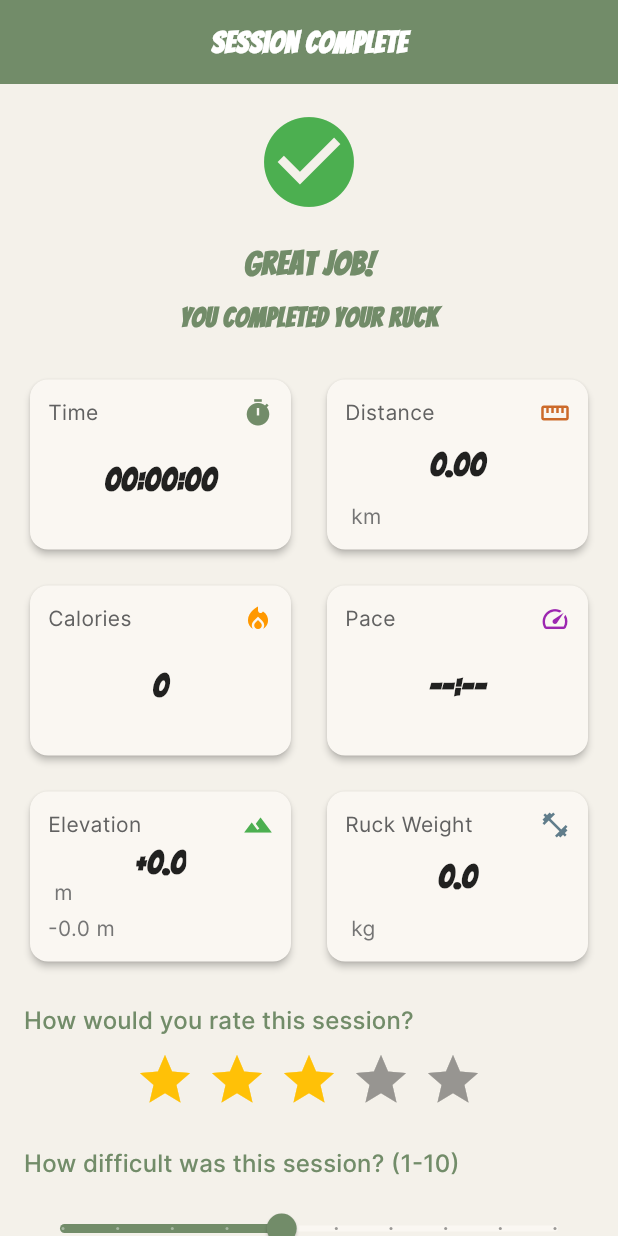
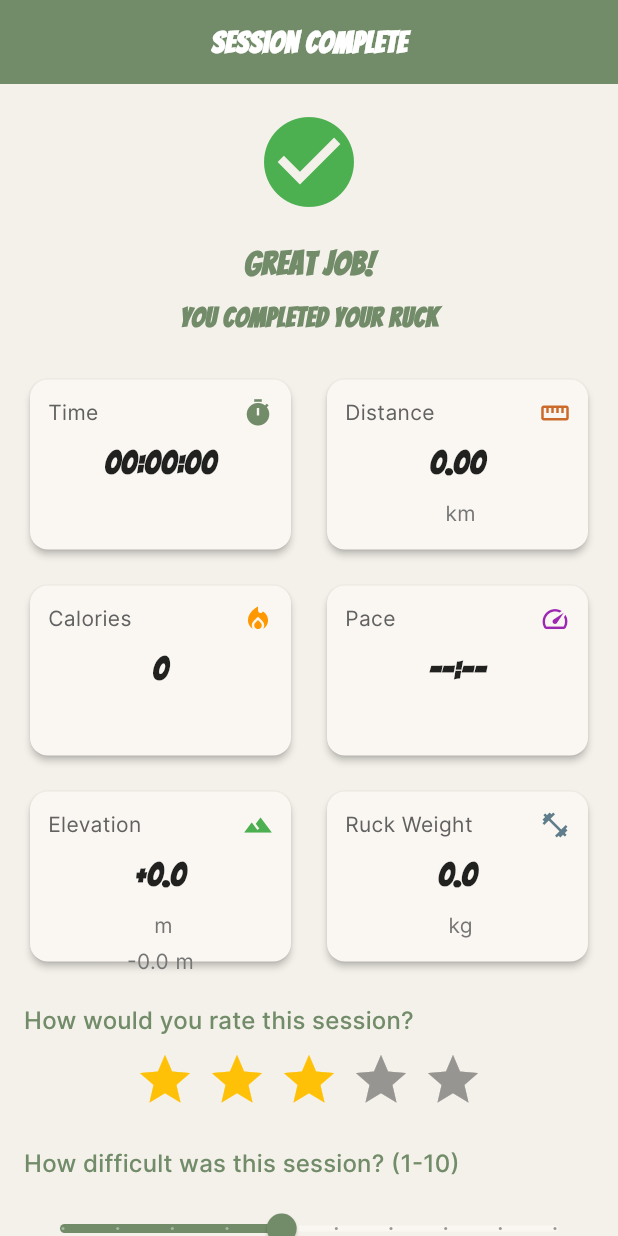
Before and after one commit to orourkera/go-ruck-yourself, a Flutter app: the SessionCompleteScreen screen opened directly with empty values, on a phone screen of 412 x 824 dp. Run offline on Flutter 3.47's test engine with Material 3 defaults, Android fonts, the phone set to English and light mode, and no system bars; drawn by our look-alikes of flutter_rating_bar; our stand-ins replace bloc, dio, equatable, firebase_analytics, firebase_core, flutter_bloc and 5 more; accounts and stored records are empty; network calls fail.

```diff
--- a/rucking_app/lib/app.dart
+++ b/rucking_app/lib/app.dart
@@ -2,7 +2,7 @@ import 'package:flutter/material.dart';
 import 'package:flutter_bloc/flutter_bloc.dart';
 import 'package:rucking_app/core/services/service_locator.dart';
 import 'package:rucking_app/features/auth/presentation/bloc/auth_bloc.dart';
-import 'package:rucking_app/features/auth/presentation/screens/splash_screen.dart';
+import 'package:rucking_app/features/splash/presentation/screens/splash_screen.dart';
 import 'package:rucking_app/shared/theme/app_theme.dart';
 
 /// Main application widget
--- a/rucking_app/lib/features/auth/presentation/screens/login_screen.dart
+++ b/rucking_app/lib/features/auth/presentation/screens/login_screen.dart
@@ -113,6 +113,10 @@ class _LoginScreenState extends State<LoginScreen> {
                     hint: 'Enter your email',
                     keyboardType: TextInputType.emailAddress,
                     prefixIcon: Icons.email_outlined,
+                    textInputAction: TextInputAction.next,
+                    onFieldSubmitted: (_) {
+                      FocusScope.of(context).nextFocus();
+                    },
                     validator: (value) {
                       if (value == null || value.isEmpty) {
                         return 'Please enter your email';
@@ -145,6 +149,8 @@ class _LoginScreenState extends State<LoginScreen> {
                         });
                       },
                     ),
+                    textInputAction: TextInputAction.done,
+                    onFieldSubmitted: (_) => _login(),
                     validator: (value) {
                       if (value == null || value.isEmpty) {
                         return 'Please enter your password';
--- a/rucking_app/lib/features/ruck_session/presentation/screens/active_session_screen.dart
+++ b/rucking_app/lib/features/ruck_session/presentation/screens/active_session_screen.dart
@@ -98,11 +98,7 @@ class _ActiveSessionScreenState extends State<ActiveSessionScreen> with WidgetsB
 
   @override
   void didChangeAppLifecycleState(AppLifecycleState state) {
-    // Handle app background/foreground transitions
-    if (state == AppLifecycleState.paused && !_isPaused) {
-      // App going to background, pause session
-      _togglePause();
-    }
+    // No automatic pause on background; session continues unless user explicitly pauses or ends.
   }
 
   /// Initialize location tracking service
--- a/rucking_app/lib/features/ruck_session/presentation/screens/session_complete_screen.dart
+++ b/rucking_app/lib/features/ruck_session/presentation/screens/session_complete_screen.dart
@@ -8,6 +8,8 @@ import 'package:rucking_app/shared/widgets/custom_button.dart';
 import 'package:rucking_app/shared/widgets/custom_text_field.dart';
 import 'package:rucking_app/shared/widgets/stat_card.dart';
 import 'package:get_it/get_it.dart';
+import 'package:flutter_bloc/flutter_bloc.dart';
+import 'package:rucking_app/features/auth/presentation/bloc/auth_bloc.dart';
 
 /// Screen displayed after a ruck session is completed, showing summary statistics
 /// and allowing the user to rate and add notes about the session
@@ -110,34 +112,34 @@ class _SessionCompleteScreenState extends State<SessionCompleteScreen> {
     });
 
     // Prepare data for the /complete endpoint
-    // Currently, only 'notes' is explicitly handled by the backend
     final Map<String, dynamic> completionData = {
       'notes': _notesController.text,
-      // Add other data if the backend is updated to handle them:
-      // 'final_rating': _rating,
-      // 'final_perceived_exertion': _perceivedExertion,
-      // 'final_tags': _selectedTags,
+      'final_distance_km': widget.distance,
+      'final_calories_burned': widget.caloriesBurned,
+      'final_elevation_gain': widget.elevationGain,
+      'final_elevation_loss': widget.elevationLoss,
+      'final_average_pace': widget.distance > 0 ? (widget.duration.inSeconds / 60 / widget.distance) : null,
     };
 
-    // Use then/catchError instead of async/await
+    // Remove null values (especially if average pace is not computable)
+    completionData.removeWhere((key, value) => value == null);
+
     _apiClient.post('/rucks/${widget.ruckId}/complete', completionData)
       .then((response) {
-        // Log success or response details if needed
         debugPrint("Session completed successfully: $response");
         if (mounted) {
-          // Navigate to home screen and clear the stack
           Navigator.of(context).pushAndRemoveUntil(
             MaterialPageRoute(builder: (context) => const HomeScreen()),
             (route) => false,
           );
         }
     }).catchError((e) {
-      debugPrint("Error completing session: $e"); // Log the error
+      debugPrint("Error completing session: $e");
       if (mounted) {
         ScaffoldMessenger.of(context).showSnackBar(
           SnackBar(
             content: Text('Failed to complete session: $e'),
-            backgroundColor: AppColors.error, // Use error color
+            backgroundColor: AppColors.error,
           ),
         );
         setState(() {
@@ -155,6 +157,13 @@ class _SessionCompleteScreenState extends State<SessionCompleteScreen> {
 
   @override
   Widget build(BuildContext context) {
+    // Get user measurement preference
+    bool preferMetric = true;
+    final authState = context.read<AuthBloc>().state;
+    if (authState is Authenticated) {
+      preferMetric = authState.user.preferMetric;
+    }
+
     return Scaffold(
       appBar: AppBar(
         title: const Text('Session Complete'),
@@ -214,7 +223,9 @@ class _SessionCompleteScreenState extends State<SessionCompleteScreen> {
                     ),
                     StatCard(
                       title: 'Distance',
-                      value: '${widget.distance.toStringAsFixed(2)} km',
+                      value: preferMetric
+                          ? '${widget.distance.toStringAsFixed(2)} km'
+                          : '${(widget.distance * 0.621371).toStringAsFixed(2)} mi',
                       icon: Icons.straighten,
                       color: AppColors.secondary,
                     ),
@@ -232,14 +243,20 @@ class _SessionCompleteScreenState extends State<SessionCompleteScreen> {
                     ),
                     StatCard(
                       title: 'Elevation',
-                      value: '+${widget.elevationGain.toStringAsFixed(1)} m',
-                      secondaryValue: '-${widget.elevationLoss.toStringAsFixed(1)} m',
+                      value: preferMetric
+                          ? '+${widget.elevationGain.toStringAsFixed(1)} m'
+                          : '+${(widget.elevationGain * 3.28084).toStringAsFixed(1)} ft',
+                      secondaryValue: preferMetric
+                          ? '-${widget.elevationLoss.toStringAsFixed(1)} m'
+                          : '-${(widget.elevationLoss * 3.28084).toStringAsFixed(1)} ft',
                       icon: Icons.terrain,
                       color: Colors.green,
                     ),
                     StatCard(
                       title: 'Ruck Weight',
-                      value: '${widget.ruckWeight} kg',
+                      value: preferMetric
+                          ? '${widget.ruckWeight.toStringAsFixed(1)} kg'
+                          : '${(widget.ruckWeight * 2.20462).toStringAsFixed(1)} lbs',
                       icon: Icons.fitness_center,
                       color: Colors.blueGrey,
                     ),
--- a/rucking_app/lib/shared/widgets/stat_card.dart
+++ b/rucking_app/lib/shared/widgets/stat_card.dart
@@ -60,7 +60,8 @@ class StatCard extends StatelessWidget {
             ),
 
             // Main content area with value
-            Expanded(
+            Padding(
+              padding: const EdgeInsets.symmetric(vertical: 8.0),
               child: Center(
                 child: Text(
                   numericPart,
@@ -75,18 +76,24 @@ class StatCard extends StatelessWidget {
 
             // Unit part at the bottom
             if (unitPart.isNotEmpty)
-              Text(
+              Padding(
+                padding: const EdgeInsets.only(bottom: 2.0),
+                child: Center(
+                  child: Text(
                     unitPart,
                     style: AppTextStyles.body2.copyWith(
                       color: Colors.grey[600],
                     ),
                     textAlign: TextAlign.center,
                   ),
+                ),
+              ),
 
             // Secondary value (if provided)
             if (secondaryValue != null)
               Padding(
-                padding: const EdgeInsets.only(top: 4.0),
+                padding: const EdgeInsets.only(top: 2.0),
+                child: Center(
                   child: Text(
                     secondaryValue!,
                     style: AppTextStyles.body2.copyWith(
@@ -95,6 +102,7 @@ class StatCard extends StatelessWidget {
                     textAlign: TextAlign.center,
                   ),
                 ),
+              ),
           ],
         ),
       ),
```
Also changed, not shown: rucking_app/lib/features/auth/presentation/screens/register_screen.dart (+3 -20 lines), rucking_app/lib/features/profile/presentation/screens/profile_screen.dart (+4 -4 lines), rucking_app/lib/features/ruck_session/presentation/screens/home_screen.dart (+32 -2 lines), rucking_app/lib/features/ruck_session/presentation/screens/session_history_screen.dart (+36 -4 lines), rucking_app/lib/features/splash/presentation/screens/splash_screen.dart (+8 -7 lines), rucking_app/lib/features/statistics/presentation/screens/statistics_screen.dart (+24 -2 lines), 2 other files. Lines whose indentation alone changed are shown as unchanged.
